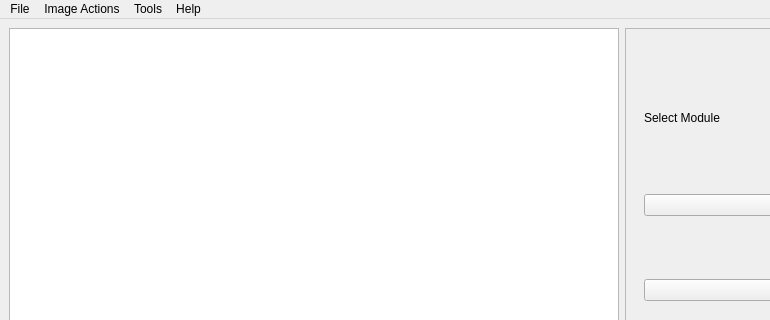
First picture: the form in software/python/ayab/ayab_gui.ui, repository AllYarnsAreBeautiful/ayab-desktop, before the edit; both pictures show x 0 to 770 and y 0 to 320 of the 1138 by 856 pixel window.
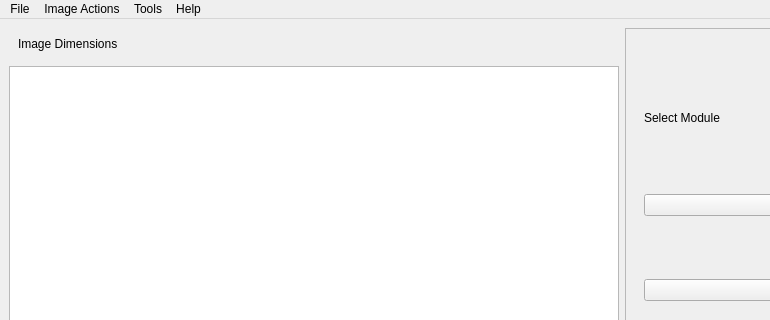
Second picture: the form after the edit.

Commit message: adding image dimentions to gui

The edit to the form file:
```diff
--- a/software/python/ayab/ayab_gui.ui
+++ b/software/python/ayab/ayab_gui.ui
@@ -134,6 +134,26 @@
     </item>
     <item row="0" column="0">
      <layout class="QVBoxLayout" name="image_side_panel">
+      <item>
+       <widget class="QWidget" name="widget_6" native="true">
+        <layout class="QHBoxLayout" name="horizontalLayout_2">
+         <item>
+          <widget class="QLabel" name="label_4">
+           <property name="text">
+            <string>Image Dimensions</string>
+           </property>
+          </widget>
+         </item>
+         <item>
+          <widget class="QLabel" name="dimensions_label">
+           <property name="text">
+            <string/>
+           </property>
+          </widget>
+         </item>
+        </layout>
+       </widget>
+      </item>
       <item>
        <widget class="QGraphicsView" name="image_pattern_view"/>
       </item>
```
Left out of the diff: 6 changed lines with no effect on the pictures. The commit also changes 1 other file.
